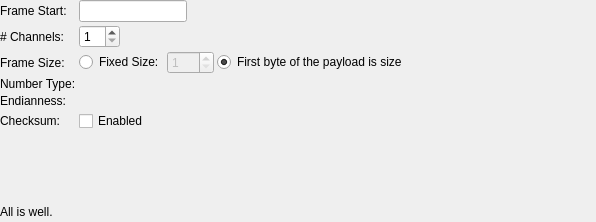
The window that src/framedreadersettings.ui (hyOzd/serialplot) describes before a commit, drawn with Qt 5; both pictures show x 0 to 596 and y 0 to 222 of the 852 by 222 pixel window.
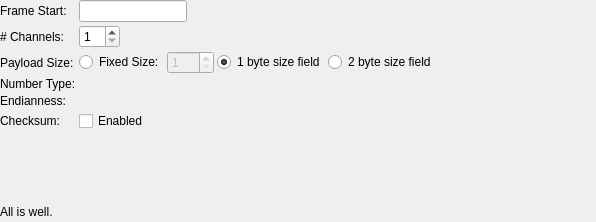
The same window after the commit. Custom widgets are drawn as their Qt base class.

Commit message: added support for 2 byte frame size field

Patch:
```diff
--- a/src/framedreadersettings.ui
+++ b/src/framedreadersettings.ui
@@ -67,7 +67,7 @@
      <item row="2" column="0">
       <widget class="QLabel" name="label_3">
        <property name="text">
-        <string>Frame Size:</string>
+        <string>Payload Size:</string>
        </property>
       </widget>
      </item>
@@ -105,13 +105,23 @@
           <string>First byte after the 'frame start' bytes should be the size of the frame. Not counting itself and checksum.</string>
          </property>
          <property name="text">
-          <string>First byte of the payload is size</string>
+          <string>1 byte size field</string>
          </property>
          <property name="checked">
           <bool>true</bool>
          </property>
         </widget>
        </item>
+       <item>
+        <widget class="QRadioButton" name="rbSize2Byte">
+         <property name="toolTip">
+          <string>First 2 bytes after the 'frame start' bytes should be the size of the frame payload. Only counting following bytes but excluding the checksum.</string>
+         </property>
+         <property name="text">
+          <string>2 byte size field</string>
+         </property>
+        </widget>
+       </item>
       </layout>
      </item>
      <item row="3" column="0">
```
Left out of the diff: 4 changed lines with no effect on the pictures. The commit also changes 6 other files.
